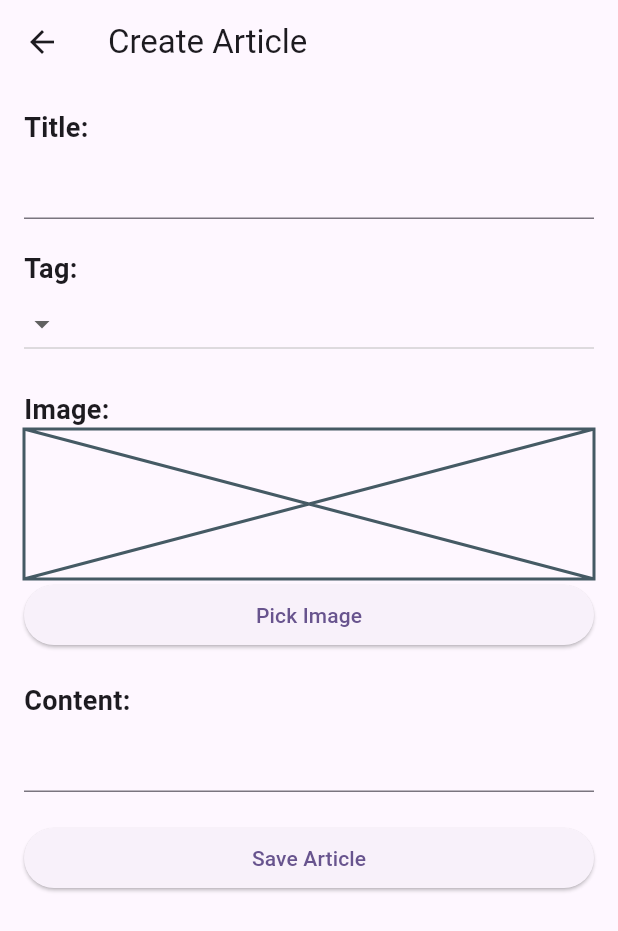
After one commit to ajimassaid99/RWID_ARTIKEL_APP, a Flutter app: the ArticleForm screen opened directly, on a phone screen of 412 x 824 dp. The commit adds this screen. Shown: the top 931 px of the screen. Run offline on Flutter 3.47's test engine with Material 3 defaults, Android fonts, the phone set to English and light mode, and no system bars; our stand-ins replace another_flushbar, bloc, cached_network_image, equatable, flutter_bloc, get_it and 5 more; accounts and stored records are empty.

Commit message:
Bookmark

```diff
--- a/lib/core.dart
+++ /dev/null
@@ -1 +0,0 @@
-part of 'package:aset_management/core.dart';
--- a/lib/core/utils/injector.dart
+++ b/lib/core/utils/injector.dart
@@ -1,5 +1,6 @@
 import 'package:artikel_aplication/feature/artikel/bloc/artikel_bloc.dart';
 import 'package:artikel_aplication/feature/auth/bloc/bloc/authentication_bloc.dart';
+import 'package:artikel_aplication/feature/bookmark/bloc/bookmark_bloc.dart';
 import 'package:artikel_aplication/feature/home/bloc/tag_bloc.dart';
 import 'package:artikel_aplication/feature/register/bloc/register_bloc.dart';
 import 'package:get_it/get_it.dart';
@@ -11,4 +12,5 @@ void init() {
   locator.registerFactory(() => TagBloc());
   locator.registerFactory(() => RegisterBloc());
   locator.registerFactory(() => ArtikelBloc());
+  locator.registerFactory(() => BookmarkBloc());
 }
--- a/lib/core/utils/providers.dart
+++ b/lib/core/utils/providers.dart
@@ -1,6 +1,7 @@
 import 'package:artikel_aplication/core/utils/injector.dart' as di;
 import 'package:artikel_aplication/feature/artikel/bloc/artikel_bloc.dart';
 import 'package:artikel_aplication/feature/auth/bloc/bloc/authentication_bloc.dart';
+import 'package:artikel_aplication/feature/bookmark/bloc/bookmark_bloc.dart';
 import 'package:artikel_aplication/feature/home/bloc/tag_bloc.dart';
 import 'package:artikel_aplication/feature/register/bloc/register_bloc.dart';
 import 'package:flutter_bloc/flutter_bloc.dart';
@@ -12,5 +13,6 @@ class Providers {
     BlocProvider<TagBloc>(create: (context) => di.locator<TagBloc>()),
     BlocProvider<RegisterBloc>(create: (context) => di.locator<RegisterBloc>()),
     BlocProvider<ArtikelBloc>(create: (context) => di.locator<ArtikelBloc>()),
+    BlocProvider<BookmarkBloc>(create: (context) => di.locator<BookmarkBloc>()),
   ];
 }
--- a/lib/core/widget/costum_image.dart
+++ b/lib/core/widget/costum_image.dart
@@ -2,6 +2,7 @@ import 'dart:developer' as logger;
 import 'dart:math';
 
 import 'package:artikel_aplication/core/extention/screen_ext.dart';
+import 'package:artikel_aplication/core/widget/shimmer_widget.dart';
 import 'package:cached_network_image/cached_network_image.dart';
 import 'package:flutter/foundation.dart';
 import 'package:flutter/material.dart';
@@ -58,9 +59,7 @@ class CustomImageNetwork extends StatelessWidget {
       colorBlendMode: colorBlendMode,
       fit: fit ?? BoxFit.cover,
       progressIndicatorBuilder: (_, url, downloadProgress) {
-        return const Center(
-          child: CircularProgressIndicator(),
-        );
+        return ShimmerLoadingWidget(height: defaultHeight, width: defaultWidth);
       },
       errorWidget: (_, url, error) {
         if (kDebugMode) {
--- a/lib/feature/artikel/bloc/artikel_event.dart
+++ b/lib/feature/artikel/bloc/artikel_event.dart
@@ -12,3 +12,20 @@ class GetArtikel extends ArtikelEvent{
     @override
   List<Object> get props => [];
 }
+class GetDetailArtikel extends ArtikelEvent{
+  final int id;
+  final String userId;
+  const GetDetailArtikel({required this.id, required this.userId});
+    @override
+  List<Object> get props => [id,userId];
+}
+class CreateArtikel extends ArtikelEvent{
+  final int tag;
+  final String title;
+  final String content;
+  final File image;
+  final String userId;
+  const CreateArtikel({required this.tag, required this.title, required this.content, required this.image, required this.userId});
+    @override
+  List<Object> get props => [tag,title,content,image, userId];
+}
--- a/lib/feature/artikel/bloc/artikel_state.dart
+++ b/lib/feature/artikel/bloc/artikel_state.dart
@@ -10,6 +10,7 @@ abstract class ArtikelState extends Equatable {
 class ArtikelInitial extends ArtikelState {}
 class ArtikelFailed extends ArtikelState {}
 class ArtikelLoading extends ArtikelState {}
+class ArtikelCreateSucces extends ArtikelState {}
 
 
 
@@ -21,3 +22,12 @@ class ArtikelSuccess extends ArtikelState {
   @override
   List<Object> get props => [data];
 }
+
+class ArtikelDetailSuccess extends ArtikelState {
+  final ArtikelModel data;
+
+  const ArtikelDetailSuccess({required this.data});
+
+  @override
+  List<Object> get props => [data];
+}
--- a/lib/feature/artikel/model/artikel_model.dart
+++ b/lib/feature/artikel/model/artikel_model.dart
@@ -22,6 +22,6 @@ class ArtikelModel {
       title: json['title'] ?? '',
       urlImage: json['url_image'] ?? '',
       content: json['content'] ?? '',
-      createdAt: json['createdAt'] ?? '',
+      createdAt: json['created_at'] ?? '',
       authorProfile: json["author"]["url_image"]??"" );
 }
--- /dev/null
+++ b/lib/feature/artikel/view/widget/artikel_form.dart
@@ -0,0 +1,180 @@
+import 'package:artikel_aplication/core/extention/string_ext.dart';
+import 'package:artikel_aplication/feature/artikel/bloc/artikel_bloc.dart';
+import 'package:artikel_aplication/feature/home/bloc/tag_bloc.dart';
+import 'package:artikel_aplication/feature/home/model/tag.dart';
+import 'package:artikel_aplication/feature/home/view/home.dart';
+import 'package:flutter/material.dart';
+import 'package:flutter_bloc/flutter_bloc.dart';
+import 'package:image_picker/image_picker.dart';
+import 'dart:io';
+
+import 'package:supabase_flutter/supabase_flutter.dart';
+
+class ArticleForm extends StatefulWidget {
+  const ArticleForm({Key? key}) : super(key: key);
+
+  @override
+  State<ArticleForm> createState() => _ArticleFormState();
+}
+
+class _ArticleFormState extends State<ArticleForm> {
+  String title = '';
+  int selectedTag = 0;
+  String content = '';
+  File? selectedImage;
+  String user_id='';
+  final _formKey = GlobalKey<FormState>();
+  final supabase = Supabase.instance.client;
+
+  List<TagModel> tags = [TagModel(id: 0, tag: "")];
+
+  @override
+  void initState() {
+    super.initState();
+    final tagBloc = BlocProvider.of<TagBloc>(context);
+
+    tagBloc.add(const getTag());
+    supabase.auth.onAuthStateChange.listen((data) {
+      if (data.session != null) {
+        setState(() {
+          user_id = data.session?.user.id??'';
+        });
+      }
+    });
+    tagBloc.stream.listen((state) {
+      if (state is TagSuccess) {
+        setState(() {
+          if (state.data.isNotEmpty) {
+            tags = state.data;
+            selectedTag = state.data[0].id;
+          }
+        });
+      }
+    });
+  }
+
+  Future<void> _pickImage() async {
+    final picker = ImagePicker();
+    final pickedFile = await picker.pickImage(source: ImageSource.gallery);
+
+    setState(() {
+      if (pickedFile != null) {
+        selectedImage = File(pickedFile.path);
+      } else {
+        print('No image selected.');
+      }
+    });
+  }
+
+  @override
+  Widget build(BuildContext context) {
+    return Scaffold(
+        appBar: AppBar(
+          title: const Text('Create Article'),
+        ),
+        body:
+            BlocConsumer<ArtikelBloc, ArtikelState>(listener: (context, state) {
+          if (state is ArtikelCreateSucces) {
+            Navigator.pushAndRemoveUntil(
+              context,
+              MaterialPageRoute(
+                builder: (BuildContext context) => const MyHomePage(),
+              ),
+              (route) => false,
+            );
+          }
+
+          if (state is ArtikelFailed) {
+            "Gagal Menambah Data Artikel".failedBar(context);
+          }
+        }, builder: (context, state) {
+          return ListView(
+            padding: const EdgeInsets.all(16.0),
+            children: [
+              const Text(
+                'Title:',
+                style: TextStyle(fontSize: 18, fontWeight: FontWeight.bold),
+              ),
+              TextFormField(
+                onChanged: (value) {
+                  setState(() {
+                    title = value;
+                  });
+                },
+                validator: (value) {
+                  if (value == '' || value == null) {
+                    return 'Title cannot be empty';
+                  }
+                  return null;
+                },
+              ),
+              const SizedBox(height: 20),
+              const Text(
+                'Tag:',
+                style: TextStyle(fontSize: 18, fontWeight: FontWeight.bold),
+              ),
+              DropdownButton<int>(
+                value: selectedTag,
+                onChanged: (value) {
+                  setState(() {
+                    selectedTag = value!;
+                  });
+                },
+                items: tags.map((tag) {
+                  return DropdownMenuItem<int>(
+                    value: tag.id,
+                    child: Text(tag.tag),
+                  );
+                }).toList(),
+              ),
+              const SizedBox(height: 20),
+              const Text(
+                'Image:',
+                style: TextStyle(fontSize: 18, fontWeight: FontWeight.bold),
+              ),
+              selectedImage != null
+                  ? Image.file(selectedImage!, height: 100, width: 100)
+                  : const SizedBox(
+                      height: 100, width: 100, child: Placeholder()),
+              ElevatedButton(
+                onPressed: () {
+                  _pickImage();
+                },
+                child: const Text('Pick Image'),
+              ),
+              const SizedBox(height: 20),
+              const Text(
+                'Content:',
+                style: TextStyle(fontSize: 18, fontWeight: FontWeight.bold),
+              ),
+              TextFormField(
+                onChanged: (value) {
+                  setState(() {
+                    content = value;
+                  });
+                },
+                validator: (value) {
+                  if (value == '' || value == null) {
+                    return 'Content cannot be empty';
+                  }
+                  return null;
+                },
+                maxLines: null, // Allows multiple lines for content
+              ),
+              const SizedBox(height: 20),
+              ElevatedButton(
+                onPressed: () {
+                  context.read<ArtikelBloc>().add(CreateArtikel(
+                      tag: selectedTag,
+                      title: title,
+                      content: content,
+                      image: selectedImage!,
+                      userId: user_id));
+                },
+                child: const Text('Save Article'),
+              ),
+            ],
+          );
+        }));
+  }
+}
--- a/lib/feature/auth/view/auth_screen.dart
+++ b/lib/feature/auth/view/auth_screen.dart
@@ -1,13 +1,10 @@
 import 'package:artikel_aplication/core/constant/colors.dart';
-import 'package:artikel_aplication/core/constant/size.dart';
 import 'package:artikel_aplication/core/extention/doubel_ext.dart';
-import 'package:artikel_aplication/core/extention/string_ext.dart';
 import 'package:artikel_aplication/core/widget/button_icon_widget.dart';
 import 'package:artikel_aplication/core/widget/button_widget.dart';
 import 'package:artikel_aplication/core/widget/form_input__password_widget.dart';
 import 'package:artikel_aplication/core/widget/form_input_widget.dart';
 import 'package:artikel_aplication/feature/auth/bloc/bloc/authentication_bloc.dart';
-import 'package:artikel_aplication/feature/home/bloc/tag_bloc.dart';
 import 'package:artikel_aplication/feature/home/view/home.dart';
 import 'package:artikel_aplication/feature/home/view/pilih_kategory.dart';
 import 'package:artikel_aplication/feature/register/view/register_screen.dart';
@@ -195,7 +192,7 @@ class _AuthPageState extends State<AuthPage> {
     final accessToken = googleAuth.accessToken;
     final idToken = googleAuth.idToken;
     final String displayName = googleUser.displayName ?? '';
-    final String email = googleUser.email ?? '';
+    final String email = googleUser.email;
     final String photoUrl = googleUser.photoUrl ?? '';
 
     if (accessToken == null) {
--- /dev/null
+++ b/lib/feature/bookmark/bloc/bookmark_event.dart
@@ -0,0 +1,29 @@
+part of 'bookmark_bloc.dart';
+
+abstract class BookmarkEvent extends Equatable {
+  const BookmarkEvent();
+
+  @override
+  List<Object> get props => [];
+}
+
+class GetBookmark extends BookmarkEvent{
+  const GetBookmark();
+
+  @override
+  List<Object> get props => [];
+}
+class InsertBookmark extends BookmarkEvent{
+  final int artikelId;
+  const InsertBookmark({required this.artikelId});
+
+  @override
+  List<Object> get props => [artikelId];
+}
+class DeleteBookmark extends BookmarkEvent{
+  final int artikelId;
+  const DeleteBookmark({required this.artikelId});
+
+  @override
+  List<Object> get props => [artikelId];
+}
--- /dev/null
+++ b/lib/feature/bookmark/bloc/bookmark_state.dart
@@ -0,0 +1,20 @@
+part of 'bookmark_bloc.dart';
+
+abstract class BookmarkState extends Equatable {
+  const BookmarkState();
+
+  @override
+  List<Object> get props => [];
+}
+
+class BookmarkInitial extends BookmarkState {}
+class BookmarkLoading extends BookmarkState {}
+class BookmarkSuccess extends BookmarkState {
+  final List<BookmarkModel> data;
+
+  const BookmarkSuccess({required this.data});
+
+  @override
+  List<Object> get props => [data];
+}
+class BookmarkError extends BookmarkState {}
--- /dev/null
+++ b/lib/feature/bookmark/model/bookmark.dart
@@ -0,0 +1,13 @@
+class BookmarkModel {
+  final int id;
+  final int userId;
+  final int artikelId;
+
+  const BookmarkModel({required this.id, required this.userId, required this.artikelId});
+
+  factory BookmarkModel.fromJson(Map<String, dynamic> json) => BookmarkModel(
+        id: json["id"],
+        userId: json["user_id"],
+        artikelId: json["artikel_id"]
+      );
+}
--- a/lib/feature/bookmark/view/bookmark_screen.dart
+++ b/lib/feature/bookmark/view/bookmark_screen.dart
@@ -13,8 +13,7 @@ class DummyBookmarkData {
     return [
       Bookmark(title: 'Bookmark 1', url: 'https://example.com/bookmark1'),
       Bookmark(title: 'Bookmark 2', url: 'https://example.com/bookmark2'),
-      Bookmark(title: 'Bookmark 3', url: 'https://example.com/bookmark3'),
-      // Add more bookmarks as needed
+      Bookmark(title: 'Bookmark 3', url: 'https://example.com/bookmark3')
     ];
   }
 }
@@ -23,7 +22,7 @@ class BookmarkScreen extends StatefulWidget {
   const BookmarkScreen({Key? key}) : super(key: key);
 
   @override
-  _BookmarkScreenState createState() => _BookmarkScreenState();
+  State<BookmarkScreen> createState() => _BookmarkScreenState();
 }
 
 class _BookmarkScreenState extends State<BookmarkScreen> {
@@ -39,7 +38,7 @@ class _BookmarkScreenState extends State<BookmarkScreen> {
   Widget build(BuildContext context) {
     return Scaffold(
       appBar: AppBar(
-        title: Text('Bookmarks'),
+        title: const Text('Bookmarks'),
       ),
       body: ListView.builder(
         itemCount: bookmarks.length,
@@ -56,7 +55,7 @@ class _BookmarkScreenState extends State<BookmarkScreen> {
         title: Text(bookmark.title),
         subtitle: Text(bookmark.url),
         onTap: () {
-          // Handle bookmark item tap if needed
+
         },
       ),
     );
--- a/lib/feature/home/view/home.dart
+++ b/lib/feature/home/view/home.dart
@@ -1,6 +1,6 @@
 import 'package:artikel_aplication/core/constant/colors.dart';
 import 'package:artikel_aplication/core/constant/images.dart';
-import 'package:artikel_aplication/feature/artikel/view/artikel.dart';
+import 'package:artikel_aplication/feature/artikel/view/artikel_screen.dart';
 import 'package:artikel_aplication/feature/bookmark/view/bookmark_screen.dart';
 import 'package:artikel_aplication/feature/profile/view/profile_screen.dart';
 import 'package:flutter/material.dart';
--- a/lib/main.dart
+++ b/lib/main.dart
@@ -2,6 +2,7 @@ import 'package:artikel_aplication/core/utils/providers.dart';
 import 'package:artikel_aplication/feature/auth/view/auth_screen.dart';
 import 'package:flutter/material.dart';
 import 'package:flutter_bloc/flutter_bloc.dart';
+import 'package:intl/date_symbol_data_local.dart';
 import 'package:supabase_flutter/supabase_flutter.dart';
 import 'package:artikel_aplication/core/utils/injector.dart' as di;
 
@@ -12,6 +13,8 @@ void main() async {
         'eyJhbGciOiJIUzI1NiIsInR5cCI6IkpXVCJ9.eyJpc3MiOiJzdXBhYmFzZSIsInJlZiI6Inp5amh3ZWVrc29qanl1aXl3aG1tIiwicm9sZSI6ImFub24iLCJpYXQiOjE3MDM1OTgxMTQsImV4cCI6MjAxOTE3NDExNH0.8OXBwdPguBvzpawig0VjS2w9JHYP8T7KLvK3Q6KlfKw',
   );
   di.init();
+    WidgetsFlutterBinding.ensureInitialized();
+  await initializeDateFormatting('id_ID', null);
   runApp(const MyApp());
 }
 
--- a/pubspec.yaml
+++ b/pubspec.yaml
@@ -47,6 +47,7 @@ dependencies:
   get_it: ^7.6.4
   cached_network_image: ^3.3.1
   pull_to_refresh: ^2.0.0
+  intl: ^0.19.0
 
 dev_dependencies:
   flutter_test:
```
Also changed, not shown: lib/feature/artikel/bloc/artikel_bloc.dart (+63 -3 lines), lib/feature/artikel/view/artikel_screen.dart (renamed from lib/feature/artikel/view/artikel.dart, +70 -12 lines), lib/feature/artikel/view/detail_artikel_screen.dart (added, +135 -0 lines), lib/feature/bookmark/bloc/bookmark_bloc.dart (added, +76 -0 lines), pubspec.lock.
